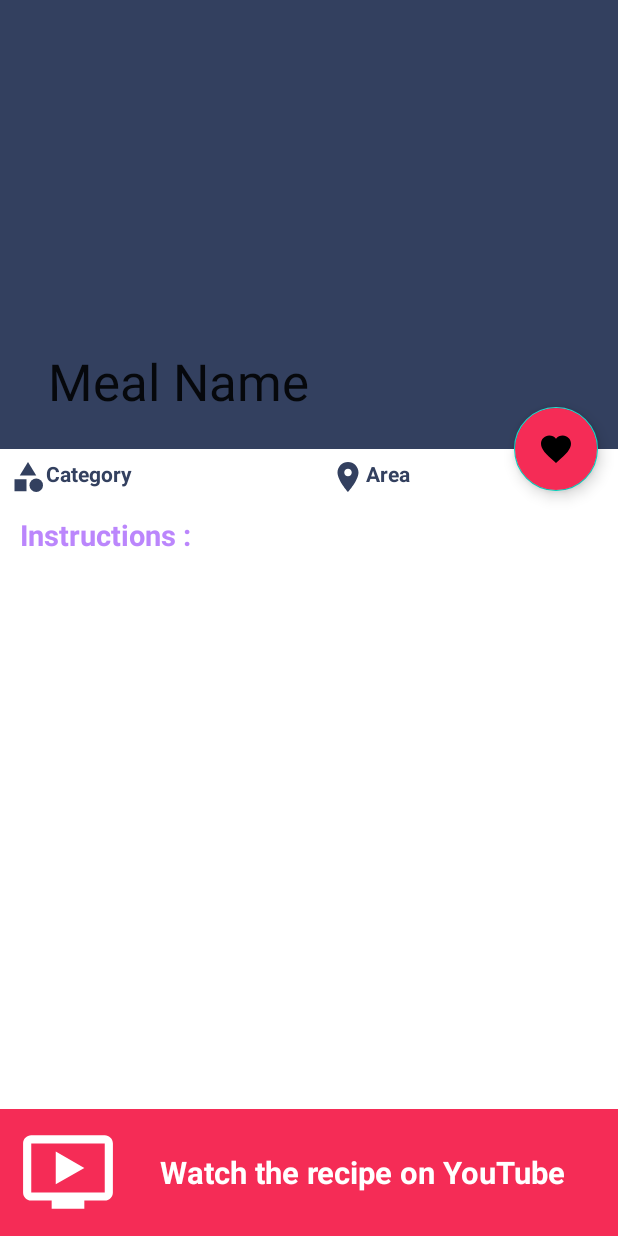
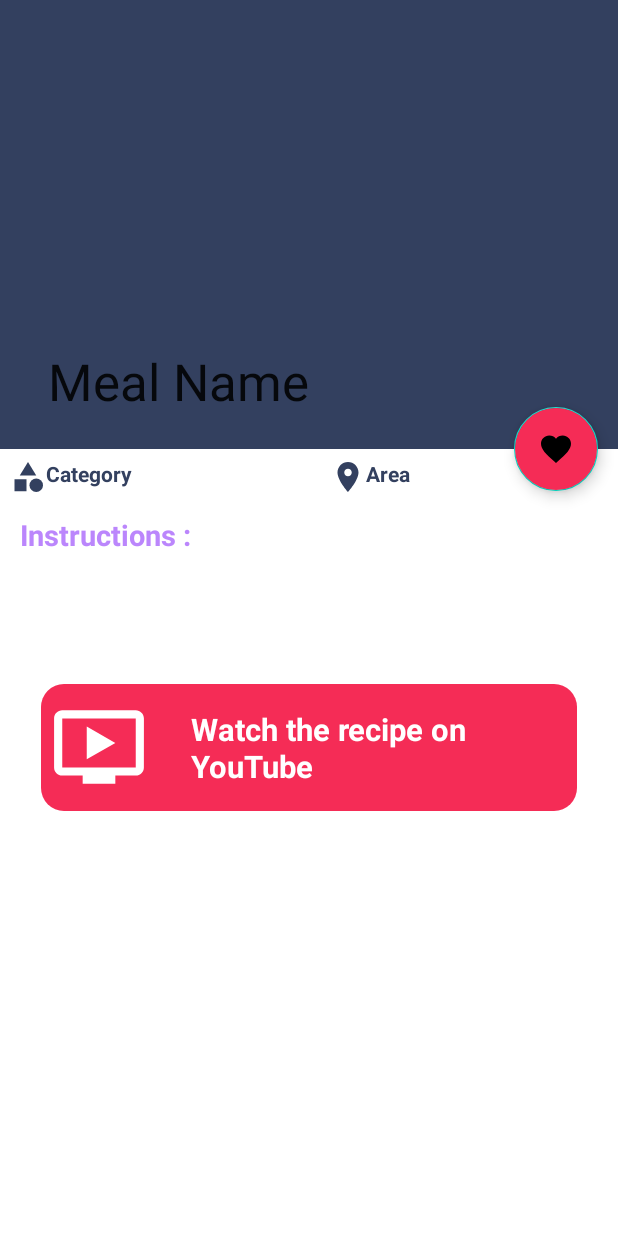
Before and after one commit to KaradimoulasG/CookBook, an Android app: the layout activity_meal.xml on its own in the app's theme, with its tools: preview values and no code run, on a phone screen of 412 x 824 dp. Run offline under Robolectric (Android 15) with nearby library versions, the phone set to English and light mode, and no system bars.

```diff
--- /dev/null
+++ b/app/src/main/res/drawable/pill_button_red.xml
@@ -0,0 +1,9 @@
+<?xml version="1.0" encoding="utf-8"?>
+<layer-list xmlns:android="http://schemas.android.com/apk/res/android">
+    <item android:left="10px" android:right="10px">
+        <shape>
+            <corners android:radius="@dimen/_12sdp"/>
+            <solid android:color="@color/accent"/>
+        </shape>
+    </item>
+</layer-list>
--- a/app/src/main/res/layout/activity_meal.xml
+++ b/app/src/main/res/layout/activity_meal.xml
@@ -116,25 +116,22 @@
                 android:layout_marginStart="@dimen/_10sdp"
                 android:layout_marginTop="@dimen/_5sdp"
                 android:layout_marginEnd="@dimen/_15sdp"
-                android:layout_marginBottom="@dimen/_70sdp"
+                android:layout_marginBottom="@dimen/_50sdp"
                 android:textColor="@color/black"
                 app:layout_constraintBottom_toBottomOf="parent"
                 app:layout_constraintStart_toStartOf="@id/tv_instructions"
                 app:layout_constraintTop_toBottomOf="@id/tv_instructions"/>
-
-
-        </androidx.constraintlayout.widget.ConstraintLayout>
-    </androidx.core.widget.NestedScrollView>
 
             <LinearLayout
                 android:id="@+id/img_youtube"
                 android:layout_width="match_parent"
                 android:layout_height="wrap_content"
                 android:layout_gravity="bottom"
-        android:background="@color/primary"
+                android:layout_margin="@dimen/_16sdp"
+                android:background="@drawable/pill_button_red"
                 android:orientation="horizontal"
-        app:layout_constraintStart_toStartOf="parent"
-        app:layout_constraintBottom_toBottomOf="parent">
+                app:layout_constraintTop_toBottomOf="@id/tv_instructions_text"
+                app:layout_constraintStart_toStartOf="parent">
 
 
                 <RelativeLayout
@@ -172,6 +169,12 @@
 
             </LinearLayout>
 
+
+
+        </androidx.constraintlayout.widget.ConstraintLayout>
+    </androidx.core.widget.NestedScrollView>
+
+
     <com.google.android.material.progressindicator.LinearProgressIndicator
         android:id="@+id/progress_bar"
         android:layout_width="match_parent"
```
Also changed, not shown: app/src/main/java/com/example/cookbook/activities/CategoryMealsActivity.kt (+9 -9 lines), app/src/main/java/com/example/cookbook/adapters/CategoryMealsAdapter.kt (+5 -4 lines). Lines whose indentation alone changed are shown as unchanged.
